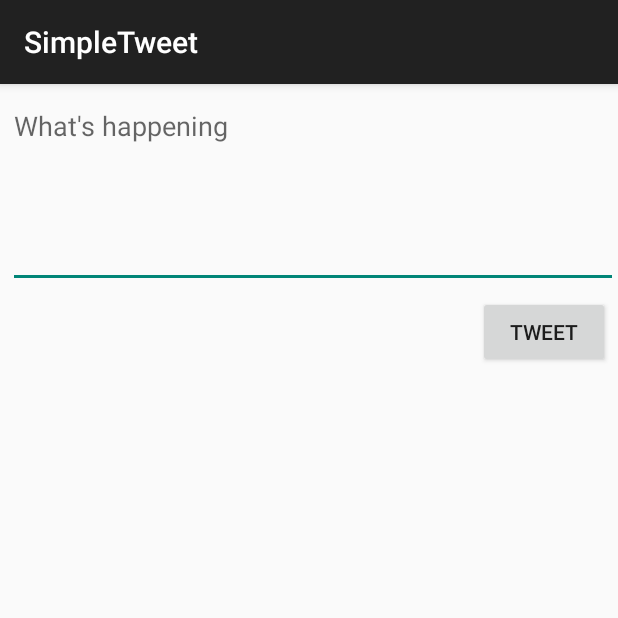
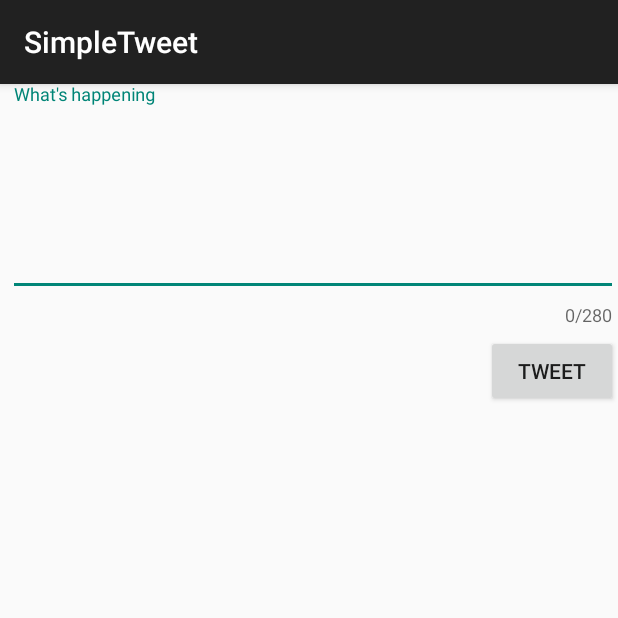
Before and after one commit to ecluster/SimpleTweet, an Android app: the ComposeActivity screen opened directly, with no data from a screen before it, on a phone screen of 412 x 824 dp, the top half of it. Run offline under Robolectric (Android 15) with nearby library versions, the phone set to English and light mode, and no system bars; our stand-ins replace Room's generated code; libraries missing offline, so code that uses them is left out: com.codepath.asynchttpclient, com.facebook.stetho, org.parceler; 1 statement that could not run was skipped.

Commit message:
Adding character counter and new GIF

```diff
--- a/app/build.gradle
+++ b/app/build.gradle
@@ -54,4 +54,7 @@ dependencies {
 
     implementation 'org.parceler:parceler-api:1.1.12'
     annotationProcessor 'org.parceler:parceler:1.1.12'
+
+    implementation 'com.android.support:design:28.0.0'
+
 }
--- a/app/src/main/res/layout/activity_compose.xml
+++ b/app/src/main/res/layout/activity_compose.xml
@@ -7,6 +7,12 @@
     android:layout_height="match_parent"
     tools:context=".ComposeActivity">
 
+    <com.google.android.material.textfield.TextInputLayout
+        android:id="@+id/til"
+        android:layout_width="match_parent"
+        android:layout_height="wrap_content"
+        app:counterEnabled="true"
+        app:counterMaxLength="280">
         <EditText
             android:id="@+id/etCompose"
             android:layout_width="match_parent"
@@ -19,13 +25,16 @@
             android:inputType="textMultiLine"
             android:minLines="5" />
 
+    </com.google.android.material.textfield.TextInputLayout>
+
     <Button
         android:id="@+id/btnTweet"
         android:layout_width="wrap_content"
         android:layout_height="wrap_content"
-        android:layout_below="@+id/etCompose"
+        android:layout_below="@id/til"
+        android:layout_marginTop="5dp"
         android:layout_alignParentEnd="true"
-        android:layout_marginTop="5dp"
-        android:layout_marginEnd="5dp"
         android:text="@string/tweet" />
+
+
 </RelativeLayout>
--- a/app/src/main/res/layout/item_tweet.xml
+++ b/app/src/main/res/layout/item_tweet.xml
@@ -38,9 +38,7 @@
         android:id="@+id/tvTimestamp"
         android:layout_width="wrap_content"
         android:layout_height="wrap_content"
-        android:layout_alignStart="@+id/tvScreenName"
-        android:layout_alignParentTop="true"
-        android:layout_marginStart="301dp"
-        android:layout_marginTop="10dp"
+        android:layout_marginEnd="0dp"
+        android:layout_alignParentEnd="true"
         tools:text="Date" />
 </RelativeLayout>
```
Also changed, not shown: 1 other file. Lines whose indentation alone changed are shown as unchanged.
